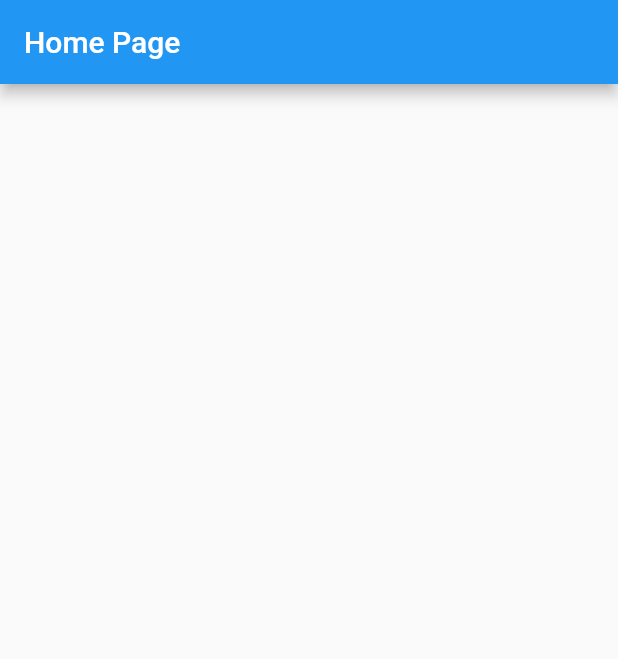
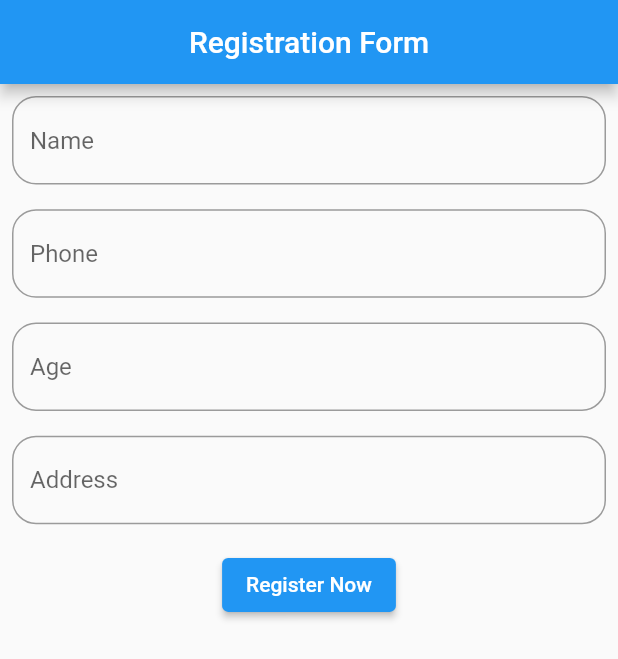
Before and after one commit to marufrobin/firebase_practice, a Flutter app: the screen it shows after launch, on a phone screen of 412 x 824 dp. Shown: the top 659 px of the screen. Run offline on Flutter 3.47's test engine with Material 2 defaults, Android fonts, the phone set to English and light mode, and no system bars; our stand-ins replace cloud_firestore, firebase_core; accounts and stored records are empty.

Commit message:
register data added and firebase conection sucsses..

```diff
--- a/lib/home_page.dart
+++ /dev/null
@@ -1,14 +0,0 @@
-import 'package:flutter/material.dart';
-
-class HomePage extends StatelessWidget {
-  const HomePage({Key? key}) : super(key: key);
-
-  @override
-  Widget build(BuildContext context) {
-    return Scaffold(
-      appBar: AppBar(
-        title: Text("Home Page"),
-      ),
-    );
-  }
-}
--- a/lib/main.dart
+++ b/lib/main.dart
@@ -1,7 +1,10 @@
-import 'package:firebase_practice/home_page.dart';
+import 'package:firebase_core/firebase_core.dart';
+import 'package:firebase_practice/pages/splash_screen.dart';
 import 'package:flutter/material.dart';
 
-void main() {
+void main() async {
+  WidgetsFlutterBinding.ensureInitialized();
+  await Firebase.initializeApp();
   runApp(const MyApp());
 }
 
@@ -12,7 +15,7 @@ class MyApp extends StatelessWidget {
   Widget build(BuildContext context) {
     return MaterialApp(
       debugShowCheckedModeBanner: false,
-      home: HomePage(),
+      home: SplashScreen(),
     );
   }
 }
--- /dev/null
+++ b/lib/pages/home_page.dart
@@ -0,0 +1,84 @@
+import 'package:cloud_firestore/cloud_firestore.dart';
+import 'package:flutter/material.dart';
+
+class HomePage extends StatelessWidget {
+  const HomePage({Key? key}) : super(key: key);
+
+  @override
+  Widget build(BuildContext context) {
+    TextEditingController _nameController = TextEditingController();
+    TextEditingController _phoneController = TextEditingController();
+    TextEditingController _ageController = TextEditingController();
+    TextEditingController _addressController = TextEditingController();
+
+    Future addUser() async {
+      CollectionReference _users =
+          await FirebaseFirestore.instance.collection("Register");
+      _users.add(({
+        'name': _nameController.text,
+        'phone': _phoneController.text,
+        'age': _ageController.text,
+        'address': _addressController.text,
+      }));
+    }
+
+    return Scaffold(
+      appBar: AppBar(
+        title: Text("Registration Form"),
+        centerTitle: true,
+      ),
+      body: Container(
+        padding: EdgeInsets.all(8),
+        child: Column(
+          children: [
+            TextField(
+              controller: _nameController,
+              decoration: InputDecoration(
+                  hintText: "Name",
+                  border: OutlineInputBorder(
+                      borderRadius: BorderRadius.circular(16))),
+            ),
+            SizedBox(
+              height: MediaQuery.of(context).size.height * 0.02,
+            ),
+            TextField(
+              controller: _phoneController,
+              decoration: InputDecoration(
+                  hintText: "Phone",
+                  border: OutlineInputBorder(
+                      borderRadius: BorderRadius.circular(16))),
+            ),
+            SizedBox(
+              height: MediaQuery.of(context).size.height * 0.02,
+            ),
+            TextField(
+              controller: _ageController,
+              decoration: InputDecoration(
+                  hintText: "Age",
+                  border: OutlineInputBorder(
+                      borderRadius: BorderRadius.circular(16))),
+            ),
+            SizedBox(
+              height: MediaQuery.of(context).size.height * 0.02,
+            ),
+            TextField(
+              controller: _addressController,
+              decoration: InputDecoration(
+                  hintText: "Address",
+                  border: OutlineInputBorder(
+                      borderRadius: BorderRadius.circular(16))),
+            ),
+            SizedBox(
+              height: MediaQuery.of(context).size.height * 0.02,
+            ),
+            ElevatedButton(
+                onPressed: () {
+                  addUser();
+                },
+                child: Text("Register Now"))
+          ],
+        ),
+      ),
+    );
+  }
+}
--- a/pubspec.yaml
+++ b/pubspec.yaml
@@ -36,6 +36,9 @@ dependencies:
   # The following adds the Cupertino Icons font to your application.
   # Use with the CupertinoIcons class for iOS style icons.
   cupertino_icons: ^1.0.2
+  firebase_core: ^2.3.0
+  firebase_auth: ^4.1.4
+  cloud_firestore: ^4.1.0
 
 dev_dependencies:
   flutter_test:
```
Also changed, not shown: lib/pages/splash_screen.dart (added, +37 -0 lines), pubspec.lock, 3 other files.
